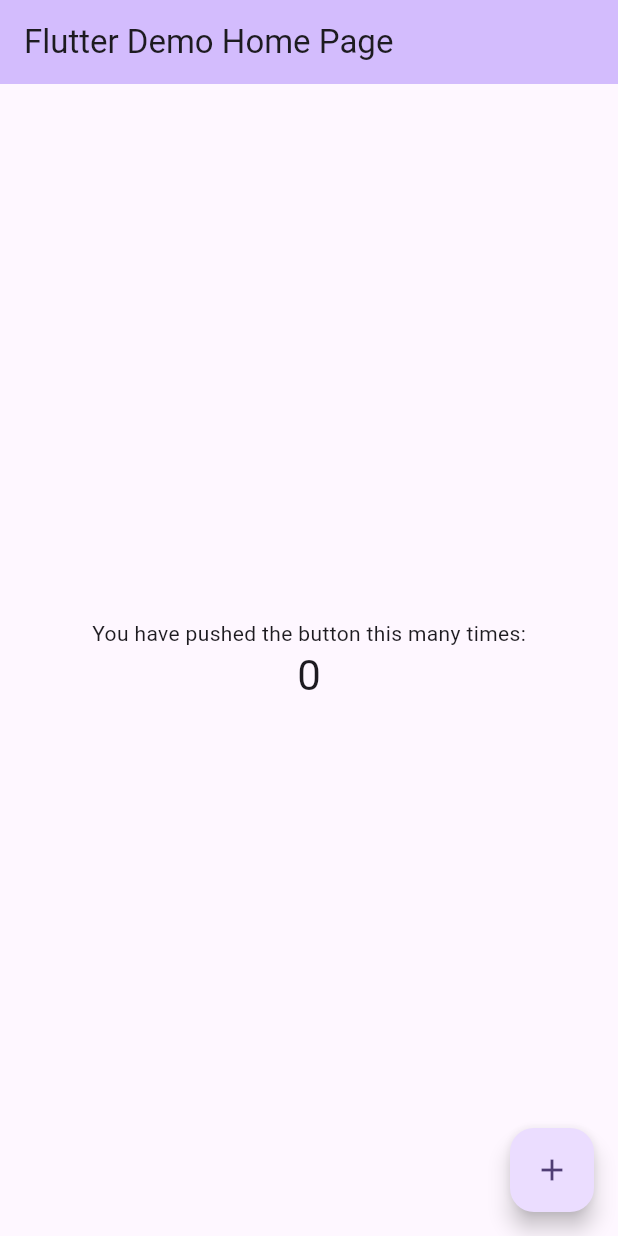
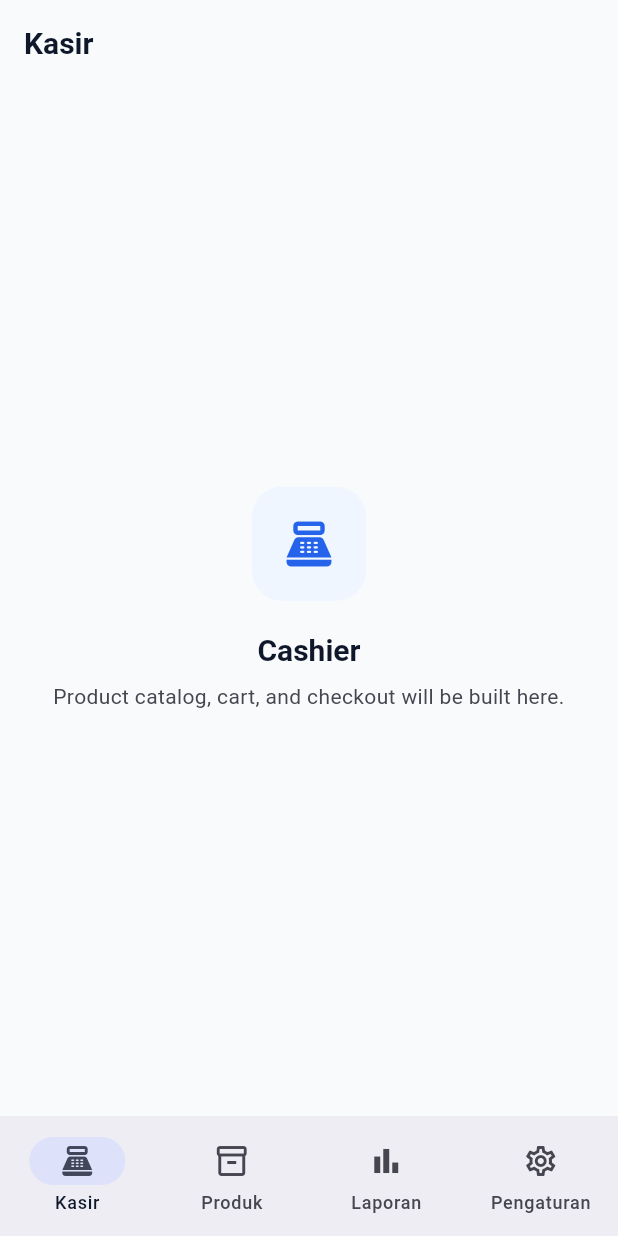
Before and after one commit to nauvalpradipta/mini_pos, a Flutter app: the screen it shows after launch, on a phone screen of 412 x 824 dp. Run offline on Flutter 3.47's test engine with Material 3 defaults, Android fonts, the phone set to English and light mode, and no system bars.

Commit message:
feat: add application shell and bottom navigation

```diff
--- /dev/null
+++ b/lib/app/app.dart
@@ -0,0 +1,23 @@
+import 'package:flutter/material.dart';
+
+import 'navigation/app_routes.dart';
+import 'navigation/app_shell.dart';
+import 'theme/app_theme.dart';
+
+class KasirkuApp extends StatelessWidget {
+  const KasirkuApp({super.key});
+
+  @override
+  Widget build(BuildContext context) {
+    return MaterialApp(
+      title: 'KASIRKU POS',
+      debugShowCheckedModeBanner: false,
+
+      theme: AppTheme.lightTheme,
+
+      initialRoute: AppRoutes.home,
+
+      routes: {AppRoutes.home: (context) => const AppShell()},
+    );
+  }
+}
--- /dev/null
+++ b/lib/app/navigation/app_routes.dart
@@ -0,0 +1,6 @@
+/// Centralized route names for KASIRKU POS.
+class AppRoutes {
+  AppRoutes._();
+
+  static const String home = '/';
+}
--- /dev/null
+++ b/lib/app/navigation/app_shell.dart
@@ -0,0 +1,73 @@
+import 'package:flutter/material.dart';
+
+import '../../features/cashier/views/cashier_view.dart';
+import '../../features/products/views/products_view.dart';
+import '../../features/sales/views/sales_view.dart';
+import '../../features/settings/views/settings_view.dart';
+
+class AppShell extends StatefulWidget {
+  const AppShell({super.key});
+
+  @override
+  State<AppShell> createState() => _AppShellState();
+}
+
+class _AppShellState extends State<AppShell> {
+  int _selectedIndex = 0;
+
+  static const List<String> _titles = [
+    'Kasir',
+    'Produk',
+    'Laporan',
+    'Pengaturan',
+  ];
+
+  static const List<Widget> _pages = [
+    CashierView(),
+    ProductsView(),
+    SalesView(),
+    SettingsView(),
+  ];
+
+  void _onDestinationSelected(int index) {
+    setState(() {
+      _selectedIndex = index;
+    });
+  }
+
+  @override
+  Widget build(BuildContext context) {
+    return Scaffold(
+      appBar: AppBar(title: Text(_titles[_selectedIndex])),
+
+      body: IndexedStack(index: _selectedIndex, children: _pages),
+
+      bottomNavigationBar: NavigationBar(
+        selectedIndex: _selectedIndex,
+        onDestinationSelected: _onDestinationSelected,
+        destinations: const [
+          NavigationDestination(
+            icon: Icon(Icons.point_of_sale_outlined),
+            selectedIcon: Icon(Icons.point_of_sale),
+            label: 'Kasir',
+          ),
+          NavigationDestination(
+            icon: Icon(Icons.inventory_2_outlined),
+            selectedIcon: Icon(Icons.inventory_2),
+            label: 'Produk',
+          ),
+          NavigationDestination(
+            icon: Icon(Icons.bar_chart_outlined),
+            selectedIcon: Icon(Icons.bar_chart),
+            label: 'Laporan',
+          ),
+          NavigationDestination(
+            icon: Icon(Icons.settings_outlined),
+            selectedIcon: Icon(Icons.settings),
+            label: 'Pengaturan',
+          ),
+        ],
+      ),
+    );
+  }
+}
--- /dev/null
+++ b/lib/core/widgets/feature_placeholder.dart
@@ -0,0 +1,54 @@
+import 'package:flutter/material.dart';
+
+/// Reusable placeholder for unfinished feature screens.
+class FeaturePlaceholder extends StatelessWidget {
+  final IconData icon;
+  final String title;
+  final String description;
+
+  const FeaturePlaceholder({
+    super.key,
+    required this.icon,
+    required this.title,
+    required this.description,
+  });
+
+  @override
+  Widget build(BuildContext context) {
+    final theme = Theme.of(context);
+
+    return Center(
+      child: Padding(
+        padding: const EdgeInsets.all(24),
+        child: Column(
+          mainAxisSize: MainAxisSize.min,
+          children: [
+            Container(
+              width: 76,
+              height: 76,
+              decoration: BoxDecoration(
+                color: theme.colorScheme.primaryContainer,
+                borderRadius: BorderRadius.circular(20),
+              ),
+              child: Icon(icon, size: 36, color: theme.colorScheme.primary),
+            ),
+            const SizedBox(height: 20),
+            Text(
+              title,
+              style: theme.textTheme.titleLarge,
+              textAlign: TextAlign.center,
+            ),
+            const SizedBox(height: 8),
+            Text(
+              description,
+              style: theme.textTheme.bodyMedium?.copyWith(
+                color: theme.colorScheme.onSurfaceVariant,
+              ),
+              textAlign: TextAlign.center,
+            ),
+          ],
+        ),
+      ),
+    );
+  }
+}
--- /dev/null
+++ b/lib/features/cashier/views/cashier_view.dart
@@ -0,0 +1,16 @@
+import 'package:flutter/material.dart';
+
+import '../../../core/widgets/feature_placeholder.dart';
+
+class CashierView extends StatelessWidget {
+  const CashierView({super.key});
+
+  @override
+  Widget build(BuildContext context) {
+    return const FeaturePlaceholder(
+      icon: Icons.point_of_sale_outlined,
+      title: 'Cashier',
+      description: 'Product catalog, cart, and checkout will be built here.',
+    );
+  }
+}
--- /dev/null
+++ b/lib/features/products/views/products_view.dart
@@ -0,0 +1,16 @@
+import 'package:flutter/material.dart';
+
+import '../../../core/widgets/feature_placeholder.dart';
+
+class ProductsView extends StatelessWidget {
+  const ProductsView({super.key});
+
+  @override
+  Widget build(BuildContext context) {
+    return const FeaturePlaceholder(
+      icon: Icons.inventory_2_outlined,
+      title: 'Product Management',
+      description: 'Manage products, categories, and add-ons here.',
+    );
+  }
+}
--- /dev/null
+++ b/lib/features/sales/views/sales_view.dart
@@ -0,0 +1,16 @@
+import 'package:flutter/material.dart';
+
+import '../../../core/widgets/feature_placeholder.dart';
+
+class SalesView extends StatelessWidget {
+  const SalesView({super.key});
+
+  @override
+  Widget build(BuildContext context) {
+    return const FeaturePlaceholder(
+      icon: Icons.bar_chart_outlined,
+      title: 'Sales Reports',
+      description: 'View revenue, transaction history, and sales performance.',
+    );
+  }
+}
--- /dev/null
+++ b/lib/features/settings/views/settings_view.dart
@@ -0,0 +1,16 @@
+import 'package:flutter/material.dart';
+
+import '../../../core/widgets/feature_placeholder.dart';
+
+class SettingsView extends StatelessWidget {
+  const SettingsView({super.key});
+
+  @override
+  Widget build(BuildContext context) {
+    return const FeaturePlaceholder(
+      icon: Icons.settings_outlined,
+      title: 'Settings',
+      description: 'Manage store information and cashier account settings.',
+    );
+  }
+}
--- a/lib/main.dart
+++ b/lib/main.dart
@@ -1,122 +1,9 @@
 import 'package:flutter/material.dart';
 
+import 'app/app.dart';
+
 void main() {
-  runApp(const MyApp());
+  WidgetsFlutterBinding.ensureInitialized();
+
+  runApp(const KasirkuApp());
 }
-
-class MyApp extends StatelessWidget {
-  const MyApp({super.key});
-
-  // This widget is the root of your application.
-  @override
-  Widget build(BuildContext context) {
-    return MaterialApp(
-      title: 'Flutter Demo',
-      theme: ThemeData(
-        // This is the theme of your application.
-        //
-        // TRY THIS: Try running your application with "flutter run". You'll see
-        // the application has a purple toolbar. Then, without quitting the app,
-        // try changing the seedColor in the colorScheme below to Colors.green
-        // and then invoke "hot reload" (save your changes or press the "hot
-        // reload" button in a Flutter-supported IDE, or press "r" if you used
-        // the command line to start the app).
-        //
-        // Notice that the counter didn't reset back to zero; the application
-        // state is not lost during the reload. To reset the state, use hot
-        // restart instead.
-        //
-        // This works for code too, not just values: Most code changes can be
-        // tested with just a hot reload.
-        colorScheme: .fromSeed(seedColor: Colors.deepPurple),
-      ),
-      home: const MyHomePage(title: 'Flutter Demo Home Page'),
-    );
-  }
-}
-
-class MyHomePage extends StatefulWidget {
-  const MyHomePage({super.key, required this.title});
-
-  // This widget is the home page of your application. It is stateful, meaning
-  // that it has a State object (defined below) that contains fields that affect
-  // how it looks.
-
-  // This class is the configuration for the state. It holds the values (in this
-  // case the title) provided by the parent (in this case the App widget) and
-  // used by the build method of the State. Fields in a Widget subclass are
-  // always marked "final".
-
-  final String title;
-
-  @override
-  State<MyHomePage> createState() => _MyHomePageState();
-}
-
-class _MyHomePageState extends State<MyHomePage> {
-  int _counter = 0;
-
-  void _incrementCounter() {
-    setState(() {
-      // This call to setState tells the Flutter framework that something has
-      // changed in this State, which causes it to rerun the build method below
-      // so that the display can reflect the updated values. If we changed
-      // _counter without calling setState(), then the build method would not be
-      // called again, and so nothing would appear to happen.
-      _counter++;
-    });
-  }
-
-  @override
-  Widget build(BuildContext context) {
-    // This method is rerun every time setState is called, for instance as done
-    // by the _incrementCounter method above.
-    //
-    // The Flutter framework has been optimized to make rerunning build methods
-    // fast, so that you can just rebuild anything that needs updating rather
-    // than having to individually change instances of widgets.
-    return Scaffold(
-      appBar: AppBar(
-        // TRY THIS: Try changing the color here to a specific color (to
-        // Colors.amber, perhaps?) and trigger a hot reload to see the AppBar
-        // change color while the other colors stay the same.
-        backgroundColor: Theme.of(context).colorScheme.inversePrimary,
-        // Here we take the value from the MyHomePage object that was created by
-        // the App.build method, and use it to set our appbar title.
-        title: Text(widget.title),
-      ),
-      body: Center(
-        // Center is a layout widget. It takes a single child and positions it
-        // in the middle of the parent.
-        child: Column(
-          // Column is also a layout widget. It takes a list of children and
-          // arranges them vertically. By default, it sizes itself to fit its
-          // children horizontally, and tries to be as tall as its parent.
-          //
-          // Column has various properties to control how it sizes itself and
-          // how it positions its children. Here we use mainAxisAlignment to
-          // center the children vertically; the main axis here is the vertical
-          // axis because Columns are vertical (the cross axis would be
-          // horizontal).
-          //
-          // TRY THIS: Invoke "debug painting" (choose the "Toggle Debug Paint"
-          // action in the IDE, or press "p" in the console), to see the
-          // wireframe for each widget.
-          mainAxisAlignment: .center,
-          children: [
-            const Text('You have pushed the button this many times:'),
-            Text(
-              '$_counter',
-              style: Theme.of(context).textTheme.headlineMedium,
-            ),
-          ],
-        ),
-      ),
-      floatingActionButton: FloatingActionButton(
-        onPressed: _incrementCounter,
-        tooltip: 'Increment',
-        child: const Icon(Icons.add),
-      ),
-    );
-  }
-}
```
Also changed, not shown: 1 other file.
